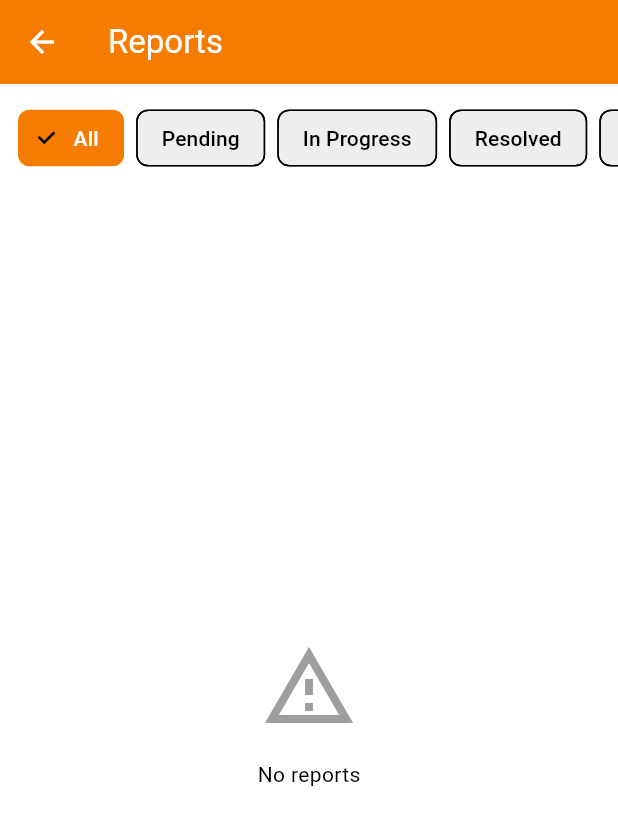
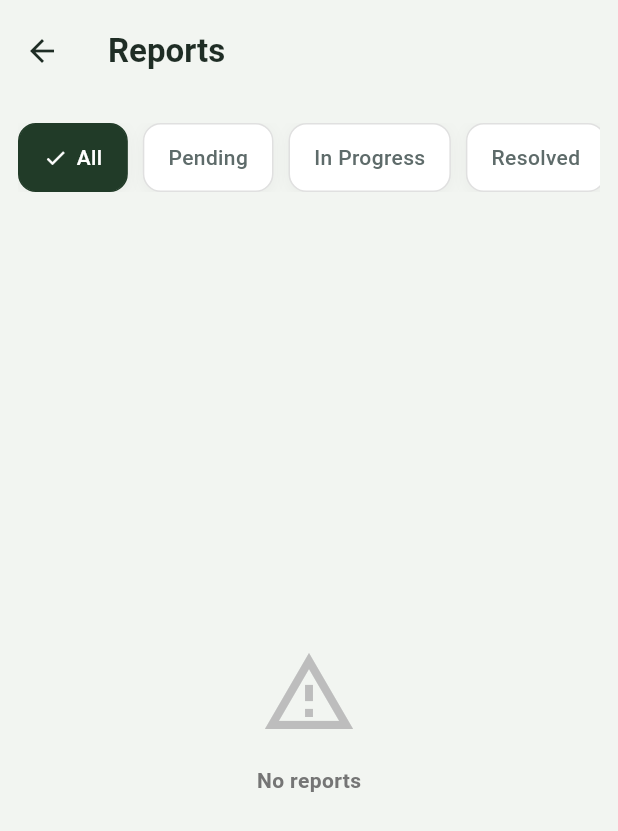
Before and after one commit to DarinKhelifa/license-project, a Flutter app: the ReportsScreen screen opened by its route, on a phone screen of 412 x 824 dp. Shown: the top 831 px of the screen. Run offline on Flutter 3.47's test engine with Material 3 defaults, Android fonts, the light colour scheme and no system bars; our stand-ins replace audioplayers, file_picker, fl_chart, flutter_svg, google_fonts, image_picker and 4 more; missing offline and left inert: record; accounts and stored records are empty; network calls fail.

Commit message:
rapport design fixed with animations

```diff
--- a/orelax/lib/screens/security/reports_screen.dart
+++ b/orelax/lib/screens/security/reports_screen.dart
@@ -15,6 +15,7 @@ class ReportsScreen extends StatefulWidget {
 
 class _ReportsScreenState extends State<ReportsScreen> {
   String _selectedFilter = 'all';
+  int? _hoveredReportIndex;
 
   @override
   void initState() {
@@ -39,10 +40,19 @@ class _ReportsScreenState extends State<ReportsScreen> {
   @override
   Widget build(BuildContext context) {
     return Scaffold(
+      backgroundColor: const Color(0xFFF2F5F1),
       appBar: AppBar(
-        title: const Text('Reports'),
-        backgroundColor: Colors.orange.shade700,
-        foregroundColor: Colors.white,
+        title: const Text(
+          'Reports',
+          style: TextStyle(fontWeight: FontWeight.w700),
+        ),
+        centerTitle: false,
+        elevation: 0,
+        backgroundColor: Colors.transparent,
+        foregroundColor: const Color(0xFF1F2D25),
+        surfaceTintColor: Colors.transparent,
+        scrolledUnderElevation: 0,
+        toolbarHeight: 68,
       ),
       body: Consumer<ReportProvider>(
         builder: (context, reportProvider, _) {
@@ -58,64 +68,151 @@ class _ReportsScreenState extends State<ReportsScreen> {
 
           return Column(
             children: [
-              // Filter chips
-              SingleChildScrollView(
-                scrollDirection: Axis.horizontal,
-                padding: const EdgeInsets.all(12),
-                child: Row(
-                  children: [
-                    _buildFilterChip('all', 'All'),
-                    const SizedBox(width: 8),
-                    _buildFilterChip('pending', 'Pending'),
-                    const SizedBox(width: 8),
-                    _buildFilterChip('in-progress', 'In Progress'),
-                    const SizedBox(width: 8),
-                    _buildFilterChip('resolved', 'Resolved'),
-                    const SizedBox(width: 8),
-                    _buildFilterChip('rejected', 'Rejected'),
-                  ],
+              Padding(
+                padding: const EdgeInsets.fromLTRB(12, 14, 12, 8),
+                child: _buildFilterBar(),
               ),
-              ),
-
-              // Reports list
               Expanded(
                 child: filteredReports.isEmpty
                     ? Center(
                         child: Column(
                           mainAxisAlignment: MainAxisAlignment.center,
-                          children: const [
-                            Icon(Icons.report_problem_outlined, size: 64, color: Colors.grey),
-                            SizedBox(height: 16),
-                            Text('No reports'),
+                          children: [
+                            Icon(Icons.report_problem_outlined, size: 64, color: Colors.grey.shade400),
+                            const SizedBox(height: 16),
+                            Text(
+                              'No reports',
+                              style: TextStyle(
+                                color: Colors.grey.shade600,
+                                fontWeight: FontWeight.w600,
+                              ),
+                            ),
                           ],
                         ),
                       )
                     : RefreshIndicator(
                         onRefresh: () => reportProvider.fetchMyReports(),
                         child: ListView.builder(
-                          padding: const EdgeInsets.all(12),
+                          padding: const EdgeInsets.fromLTRB(12, 8, 12, 24),
                           itemCount: filteredReports.length,
                           itemBuilder: (context, index) {
                             final report = filteredReports[index];
-                            return Card(
+                            return _buildReportCard(report, index);
+                          },
+                        ),
+                      ),
+              ),
+            ],
+          );
+        },
+      ),
+    );
+  }
+
+  Widget _buildFilterBar() {
+    return SingleChildScrollView(
+      scrollDirection: Axis.horizontal,
+      child: Row(
+        children: [
+          _buildFilterChip('all', 'All', showCheck: true),
+          const SizedBox(width: 10),
+          _buildFilterChip('pending', 'Pending'),
+          const SizedBox(width: 10),
+          _buildFilterChip('in-progress', 'In Progress'),
+          const SizedBox(width: 10),
+          _buildFilterChip('resolved', 'Resolved'),
+          const SizedBox(width: 10),
+          _buildFilterChip('rejected', 'Rejected'),
+        ],
+      ),
+    );
+  }
+
+  Widget _buildFilterChip(String value, String label, {bool showCheck = false}) {
+    final isSelected = _selectedFilter == value;
+    return InkWell(
+      borderRadius: BorderRadius.circular(12),
+      onTap: () => setState(() => _selectedFilter = value),
+      child: AnimatedContainer(
+        duration: const Duration(milliseconds: 180),
+        padding: const EdgeInsets.symmetric(horizontal: 16, vertical: 12),
+        decoration: BoxDecoration(
+          color: isSelected ? const Color(0xFF213B28) : Colors.white,
+          borderRadius: BorderRadius.circular(12),
+          border: Border.all(
+            color: isSelected ? const Color(0xFF213B28) : Colors.grey.shade300,
+          ),
+          boxShadow: [
+            BoxShadow(
+              color: Colors.black.withOpacity(0.04),
+              blurRadius: 8,
+              offset: const Offset(0, 2),
+            ),
+          ],
+        ),
+        child: Row(
+          mainAxisSize: MainAxisSize.min,
+          children: [
+            if (showCheck || isSelected) ...[
+              Icon(
+                isSelected ? Icons.check : Icons.circle,
+                size: 16,
+                color: isSelected ? Colors.white : Colors.transparent,
+              ),
+              const SizedBox(width: 6),
+            ],
+            Text(
+              label,
+              style: TextStyle(
+                color: isSelected ? Colors.white : const Color(0xFF5E6B6A),
+                fontWeight: FontWeight.w500,
+              ),
+            ),
+          ],
+        ),
+      ),
+    );
+  }
+
+  Widget _buildReportCard(dynamic report, int index) {
+    final statusColor = _getStatusColor(report.status);
+    final isInProgress = report.status == 'in-progress';
+    final isHovered = _hoveredReportIndex == index;
+
+    return MouseRegion(
+      onEnter: (_) {
+        if (_hoveredReportIndex != index) {
+          setState(() => _hoveredReportIndex = index);
+        }
+      },
+      onExit: (_) {
+        if (_hoveredReportIndex == index) {
+          setState(() => _hoveredReportIndex = null);
+        }
+      },
+      child: AnimatedContainer(
+        duration: const Duration(milliseconds: 180),
+        curve: Curves.easeOut,
         margin: const EdgeInsets.only(bottom: 12),
-                              child: ListTile(
-                                leading: CircleAvatar(
-                                  backgroundColor: Colors.orange.shade100,
-                                  child: Icon(Icons.report, color: Colors.orange.shade700),
+        transform: Matrix4.identity()..translate(0.0, isHovered ? -2.0 : 0.0),
+        padding: const EdgeInsets.all(14),
+        decoration: BoxDecoration(
+          color: isHovered ? const Color(0xFFFAFCFB) : Colors.white,
+          borderRadius: BorderRadius.circular(14),
+          border: Border.all(
+            color: isHovered ? const Color(0xFFD4E5D9) : Colors.transparent,
+            width: 1,
           ),
-                                title: Text(
-                                  report.category,
-                                  style: const TextStyle(fontWeight: FontWeight.bold),
+          boxShadow: [
+            BoxShadow(
+              color: isHovered ? Colors.black.withOpacity(0.08) : Colors.black.withOpacity(0.05),
+              blurRadius: isHovered ? 20 : 12,
+              offset: Offset(0, isHovered ? 12 : 4),
             ),
-                                subtitle: Text(
-                                  '${report.subCategory} • ${DateFormat('MMM dd, HH:mm').format(report.createdAt)}',
+          ],
         ),
-                                trailing: Chip(
-                                  label: Text(report.status.toUpperCase(), style: const TextStyle(fontSize: 10)),
-                                  backgroundColor: _getStatusColor(report.status).withOpacity(0.2),
-                                  labelStyle: TextStyle(color: _getStatusColor(report.status)),
-                                ),
+        child: InkWell(
+        borderRadius: BorderRadius.circular(14),
         onTap: () {
           Navigator.push(
             context,
@@ -139,30 +236,80 @@ class _ReportsScreenState extends State<ReportsScreen> {
             ),
           );
         },
+        child: Row(
+          crossAxisAlignment: CrossAxisAlignment.center,
+          children: [
+            Container(
+              width: 44,
+              height: 44,
+              decoration: BoxDecoration(
+                color: (isInProgress ? const Color(0xFFD7F6DD) : const Color(0xFFF0F7F1)),
+                shape: BoxShape.circle,
               ),
-                            );
-                          },
+              child: Icon(
+                isInProgress ? Icons.autorenew_rounded : Icons.report_problem_rounded,
+                color: isInProgress ? const Color(0xFF2E9E53) : const Color(0xFF233B2B),
+                size: 22,
               ),
+            ),
+            const SizedBox(width: 12),
+            Expanded(
+              child: Column(
+                crossAxisAlignment: CrossAxisAlignment.start,
+                children: [
+                  Text(
+                    report.category,
+                    maxLines: 1,
+                    overflow: TextOverflow.ellipsis,
+                    style: const TextStyle(
+                      fontSize: 16,
+                      fontWeight: FontWeight.w500,
+                      color: Color(0xFF253238),
+                    ),
+                  ),
+                  const SizedBox(height: 4),
+                  Text(
+                    '${report.subCategory} • ${DateFormat('MMM dd, HH:mm').format(report.createdAt)}',
+                    maxLines: 1,
+                    overflow: TextOverflow.ellipsis,
+                    style: TextStyle(
+                      fontSize: 13,
+                      color: Colors.grey.shade700,
+                      fontWeight: FontWeight.w400,
                     ),
                   ),
                 ],
-          );
-        },
+              ),
+            ),
+            const SizedBox(width: 12),
+            _buildStatusBadge(report.status, statusColor),
+          ],
+        ),
+      ),
     ),
     );
   }
 
-  Widget _buildFilterChip(String value, String label) {
-    return FilterChip(
-      label: Text(label),
-      selected: _selectedFilter == value,
-      onSelected: (selected) {
-        setState(() => _selectedFilter = value);
-      },
-      backgroundColor: Colors.grey.shade200,
-      selectedColor: Colors.orange.shade700,
-      labelStyle: TextStyle(
-        color: _selectedFilter == value ? Colors.white : Colors.black,
+  Widget _buildStatusBadge(String status, Color color) {
+    final label = status.toUpperCase();
+    return Container(
+      constraints: const BoxConstraints(minWidth: 82),
+      padding: const EdgeInsets.symmetric(horizontal: 12, vertical: 7),
+      decoration: BoxDecoration(
+        color: color.withOpacity(0.14),
+        borderRadius: BorderRadius.circular(999),
+        border: Border.all(color: color.withOpacity(0.25)),
+      ),
+      child: Text(
+        label,
+        textAlign: TextAlign.center,
+        style: TextStyle(
+          fontSize: 11,
+          height: 1.05,
+          fontWeight: FontWeight.w800,
+          letterSpacing: 0.4,
+          color: color,
+        ),
       ),
     );
   }
--- a/orelax/lib/screens/security/visitors_screen.dart
+++ b/orelax/lib/screens/security/visitors_screen.dart
@@ -89,14 +89,14 @@ class _VisitorsScreenState extends State<VisitorsScreen> {
                         padding: const EdgeInsets.all(20),
                         decoration: BoxDecoration(
                           gradient: const LinearGradient(
-                            colors: [Color(0xFF0D1F3A), Color(0xFF122B52)],
+                            colors: [Color(0xFF034808), Color(0xFF213B28)],
                             begin: Alignment.topLeft,
                             end: Alignment.bottomRight,
                           ),
                           borderRadius: BorderRadius.circular(24),
                           boxShadow: [
                             BoxShadow(
-                              color: const Color(0xFF0D1F3A).withOpacity(0.18),
+                              color: const Color(0xFF034808).withOpacity(0.18),
                               blurRadius: 18,
                               offset: const Offset(0, 8),
                             ),
```
Also changed, not shown: orelax/lib/screens/chat/chat_room_screen.dart (+17 -5 lines). Lines whose indentation alone changed are shown as unchanged.
